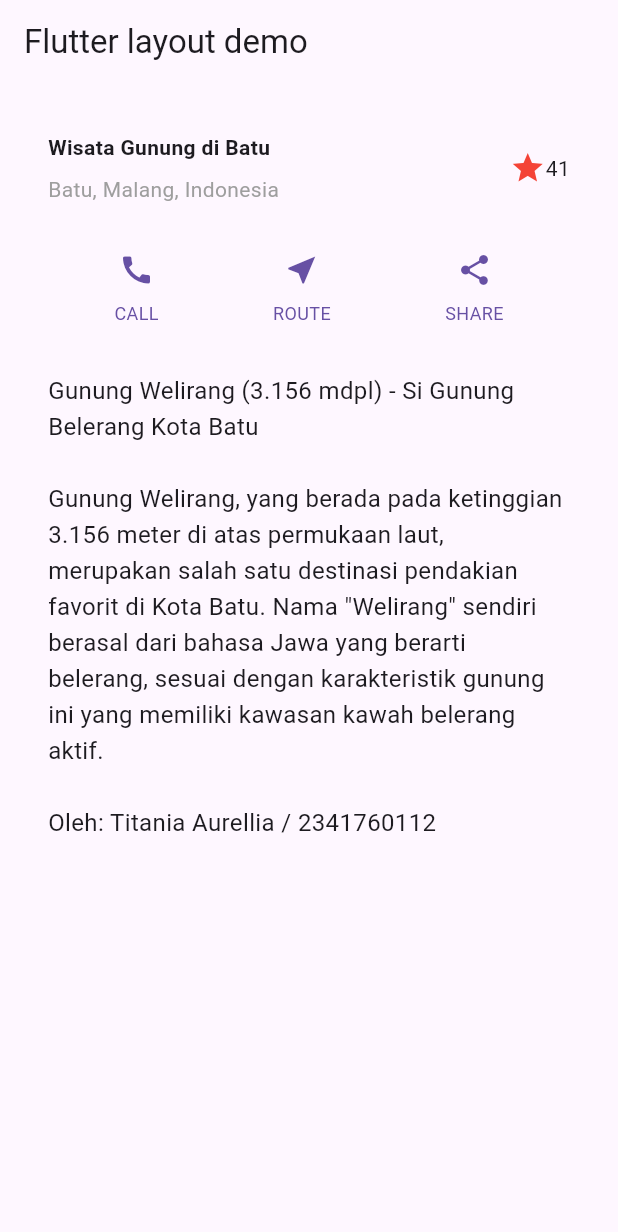
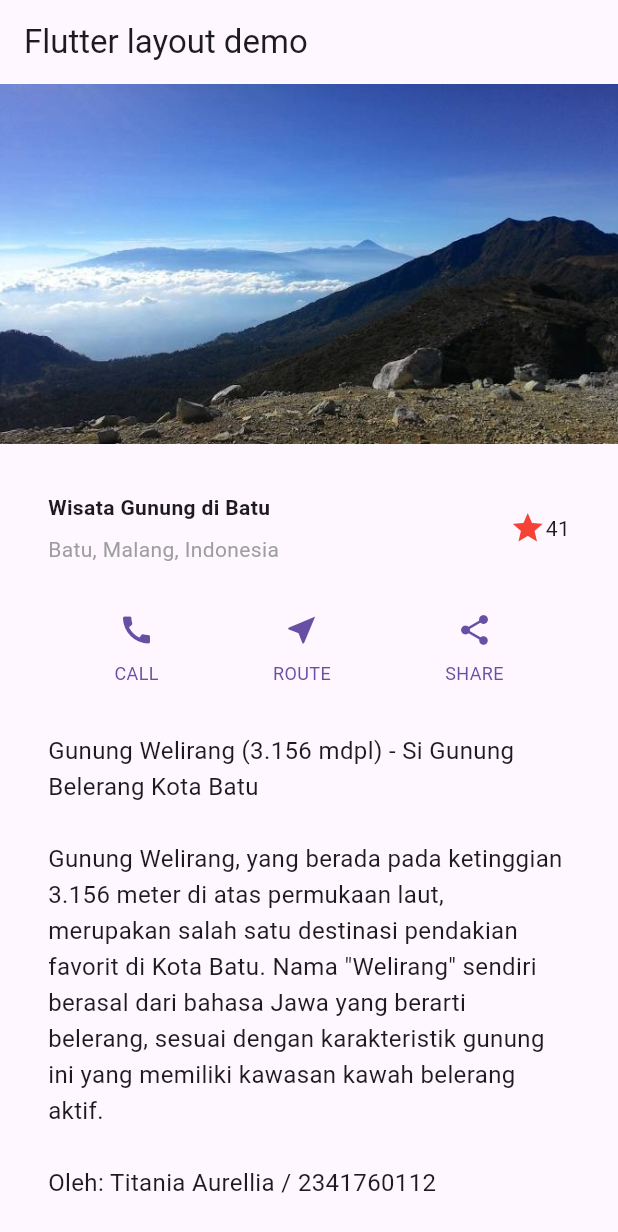
Before and after one commit to titaniaaurelliaa/layout-flutter, a Flutter app: the screen it shows after launch, on a phone screen of 412 x 824 dp. Shown: the top 1232 px of the screen. Run offline on Flutter 3.47's test engine with Material 3 defaults, Android fonts, the phone set to English and light mode, and no system bars.

Commit message:
praktikum 4

```diff
--- a/lib/main.dart
+++ b/lib/main.dart
@@ -78,8 +78,14 @@ class MyApp extends StatelessWidget {
         appBar: AppBar(
           title: const Text('Flutter layout demo'),
         ),
-        body: Column(
+        body: ListView(
           children: [
+            Image.asset(
+              'images/welirang.jpeg',
+              width: 600,
+              height: 240,
+              fit: BoxFit.cover,
+            ),
             titleSection,
             buttonSection,
             textSection,
--- a/pubspec.yaml
+++ b/pubspec.yaml
@@ -56,6 +56,8 @@ flutter:
   # included with your application, so that you can use the icons in
   # the material Icons class.
   uses-material-design: true
+  assets:
+    - images/welirang.jpeg
 
   # To add assets to your application, add an assets section, like this:
   # assets:
```
Also changed, not shown: images/welirang.jpeg (added).
